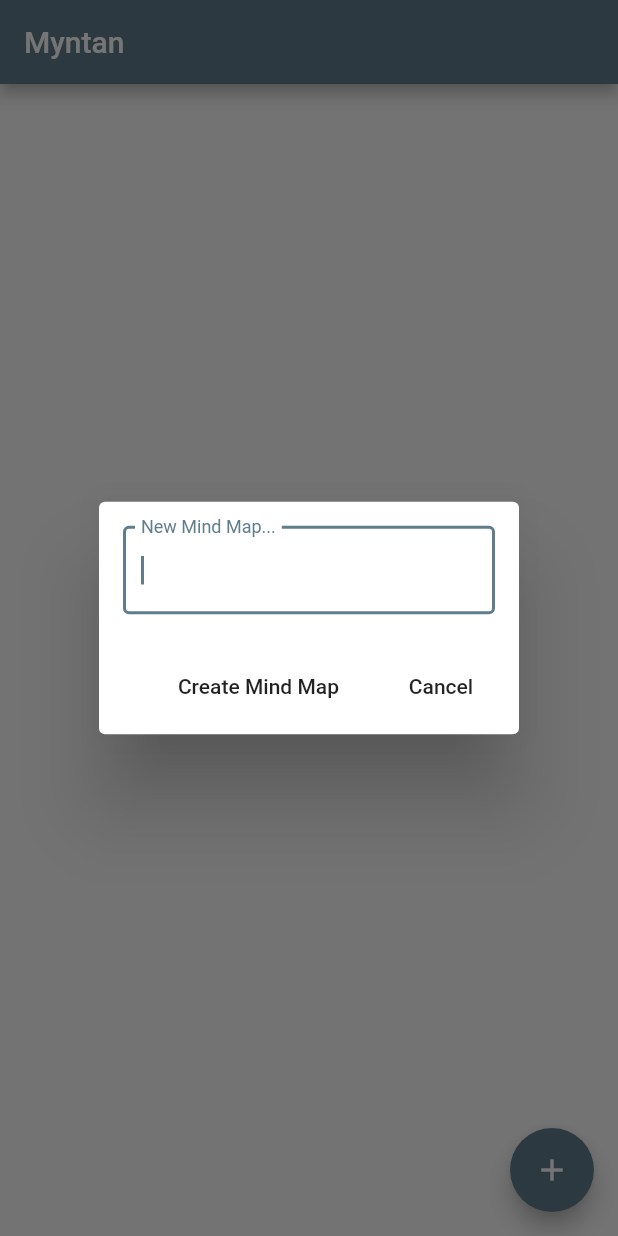
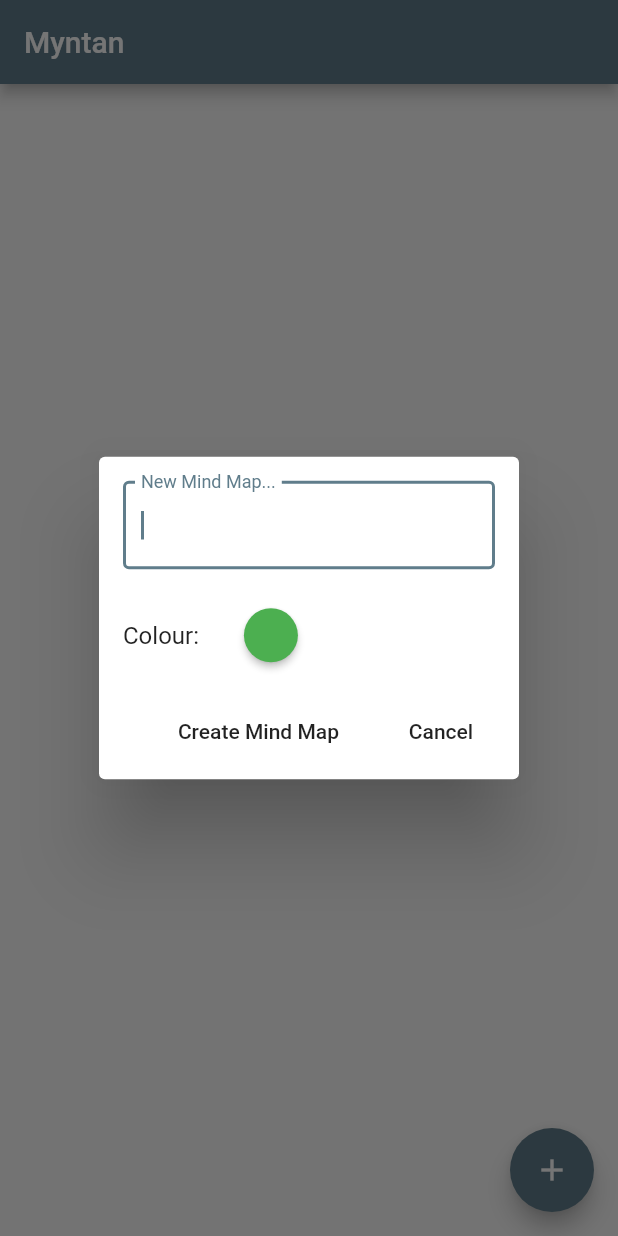
Before and after one commit to Elleo/myntan, a Flutter app: the screen it shows after launch, after a tap on the "add" icon, on a phone screen of 412 x 824 dp. Run offline on Flutter 3.47's test engine with Material 2 defaults, Android fonts, the phone set to English and light mode, and no system bars; missing offline and left inert: flutter_material_color_picker.

Commit message:
Update flutter and begin adding support for colour selection

```diff
--- a/lib/main.dart
+++ b/lib/main.dart
@@ -23,6 +23,7 @@ import 'dart:convert';
 import 'dart:typed_data';
 import 'package:uuid/uuid.dart';
 import 'package:flutter/material.dart';
+import 'package:flutter_material_color_picker/flutter_material_color_picker.dart';
 
 bool syncAvailable = true;
 
@@ -107,6 +108,7 @@ class _MenuPageState extends State<MenuPage> {
 
     void _addMindMap() {
         final _controller = TextEditingController();
+        String _color = 'green0';
 
         Future<void> processInput() async {
             String id = Uuid().v1();
@@ -122,7 +124,7 @@ class _MenuPageState extends State<MenuPage> {
                         'text': _controller.text,
                         'identifier': id,
                         'note': '',
-                        'color': 'green0',
+                        'color': _color,
                         'colorThemeType': 0,
                         'ideas': []
                     }
@@ -158,7 +160,10 @@ class _MenuPageState extends State<MenuPage> {
             context: context,
             builder: (_) => new AlertDialog(
                 contentPadding: const EdgeInsets.all(16.0),
-                content: TextField(
+                content: Container(height: 119, child: Wrap(
+                    runSpacing: 20,
+                    children: <Widget>[
+                        TextField(
                             controller: _controller,
                             autofocus: true,
                             onSubmitted: (input) { processInput(); },
@@ -167,6 +172,19 @@ class _MenuPageState extends State<MenuPage> {
                                 labelText: "New Mind Map...",
                             ),
                         ),
+                        Row(
+                            children: <Widget>[
+                                Text('Colour: '),
+                                RawMaterialButton(
+                                    onPressed: () {},
+                                    elevation: 2.0,
+                                    fillColor: Colors.green,
+                                    shape: CircleBorder(),
+                                ),
+                            ],
+                        ),
+                    ],
+                )),
                 actions: <Widget>[
                     FlatButton(
                         child: Text('Create Mind Map'),
--- a/pubspec.yaml
+++ b/pubspec.yaml
@@ -26,6 +26,7 @@ dependencies:
 
   cupertino_icons: ^0.1.3
   uuid: ^2.2.0
+  flutter_material_color_picker: ^1.0.5
 
 dev_dependencies:
   flutter_test:
```
Also changed, not shown: pubspec.lock. Lines whose indentation alone changed are shown as unchanged.
